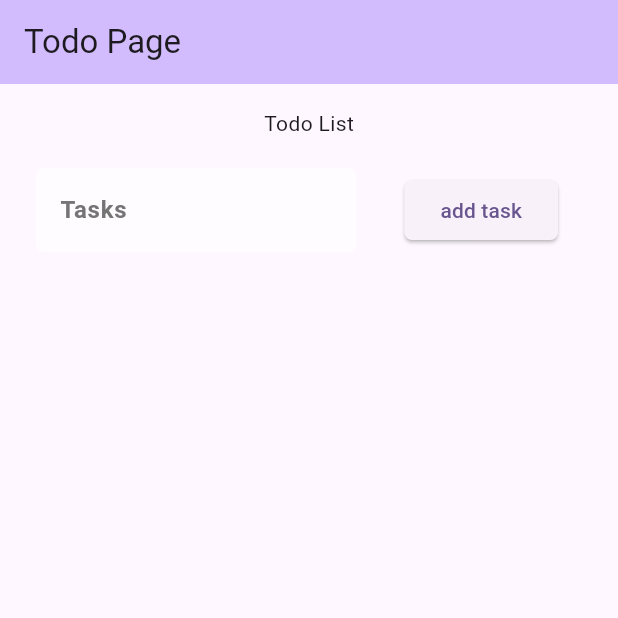
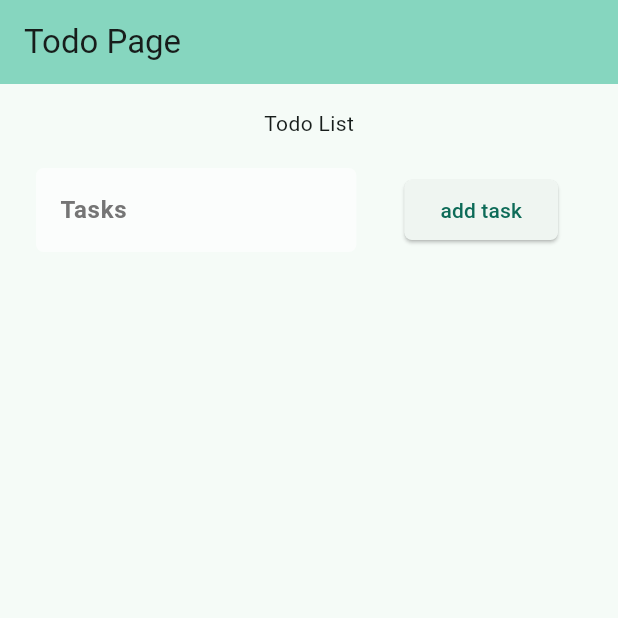
Before and after one commit to Toshiven/Todo, a Flutter app: the screen it shows after launch, on a phone screen of 412 x 824 dp, the top half of it. Run offline on Flutter 3.47's test engine with Material 3 defaults, Android fonts, the phone set to English and light mode, and no system bars; our stand-ins replace isar; accounts and stored records are empty; generated files the repository leaves out were written again.

```diff
--- a/lib/main.dart
+++ b/lib/main.dart
@@ -25,7 +25,7 @@ class MyApp extends StatelessWidget {
     return MaterialApp(
       title: 'Todo App',
       theme: ThemeData(
-        colorScheme: ColorScheme.fromSeed(seedColor: Colors.deepPurple),
+        colorScheme: ColorScheme.fromSeed(seedColor: Colors.tealAccent),
         useMaterial3: true,
       ),
       home: const TodoApp(title: 'Todo Page'),
@@ -44,9 +44,18 @@ class TodoApp extends StatefulWidget {
 
 class _TodoAppState extends State<TodoApp> {
   //TODO: Transfer to initState
-  final TextEditingController controller = TextEditingController();
-  final List<String> items = [];
-  final List<bool> checked = [];
+  late TextEditingController controller;
+  late List<String> items;
+  late List<bool> checked;
+
+  @override
+  void initState() {
+    // TODO: implement initState
+    controller = TextEditingController();
+    items = [];
+    checked = [];
+    super.initState();
+  }
 
   void addItem() {
     if (controller.text.isNotEmpty) {
@@ -69,12 +78,6 @@ class _TodoAppState extends State<TodoApp> {
       items.removeAt(index);
       checked.removeAt(index);
     });
-  }
-
-  @override
-  void initState() {
-    // TODO: implement initState
-    super.initState();
   }
 
   @override
```
